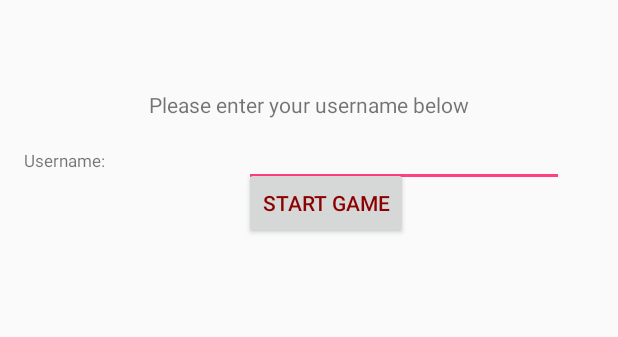
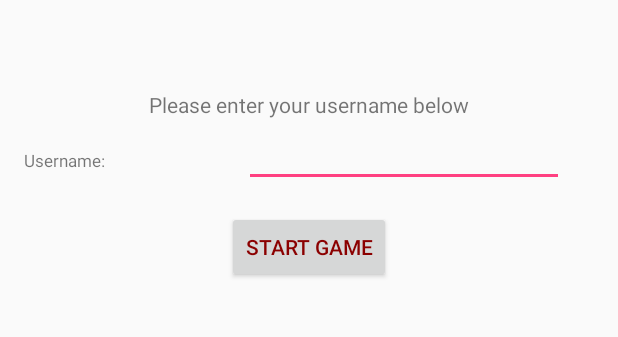
Before and after one commit to valbyte96/BrickGame, an Android app: the screen it shows after launch (MainActivity before the commit, WelcomeActivity after it), on a phone screen of 412 x 824 dp, the part 421-758 px from its top. Run offline under Robolectric (Android 15) with nearby library versions, the phone set to English and light mode, and no system bars.

Commit message:
Updates to BrickView and Start Button

```diff
--- a/BrickGame/app/src/main/AndroidManifest.xml
+++ b/BrickGame/app/src/main/AndroidManifest.xml
@@ -9,13 +9,15 @@
         android:supportsRtl="true"
         android:theme="@style/AppTheme">
         <activity android:name=".MainActivity">
+
+        </activity>
+        <activity android:name=".WelcomeActivity" >
             <intent-filter>
                 <action android:name="android.intent.action.MAIN" />
 
                 <category android:name="android.intent.category.LAUNCHER" />
             </intent-filter>
-        </activity>
-        <activity android:name=".WelcomeActivity" />
+            </activity>
         <activity
             android:name=".Level1"
             android:label="@string/title_activity_level1"
--- a/BrickGame/app/src/main/res/layout/activity_welcome.xml
+++ b/BrickGame/app/src/main/res/layout/activity_welcome.xml
@@ -80,11 +80,11 @@
         android:text="Start Game"
         android:layout_width="wrap_content"
         android:layout_height="wrap_content"
-        android:layout_below="@id/instruction"
-        android:layout_alignStart="@+id/playername"
-        android:layout_marginTop="32dp"
+        android:layout_marginTop="16dp"
         android:id="@+id/startButton"
-        android:textColor="#8B0000"/>
+        android:textColor="#8B0000"
+        android:layout_below="@+id/playername"
+        android:layout_centerHorizontal="true" />
 
 
 </RelativeLayout>
```
Also changed, not shown: BrickGame/app/src/main/java/com/brickgame/valbyte96/brickgame/BrickView.java (+16 -0 lines), BrickGame/app/src/main/java/com/brickgame/valbyte96/brickgame/Level1.java (+4 -4 lines), BrickGame/app/src/main/java/com/brickgame/valbyte96/brickgame/MainActivity.java (+12 -1 lines), BrickGame/app/src/main/java/com/brickgame/valbyte96/brickgame/WelcomeActivity.java (+6 -1 lines), BrickGame/app/src/main/res/layout/activity_main.xml (+7 -0 lines).
